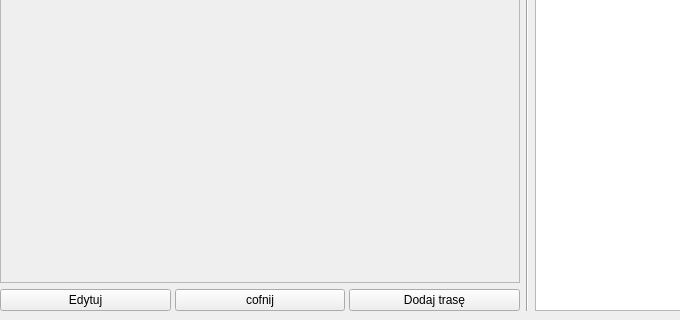
Before: the Qt Designer form skalka.ui in SzaryKarton/Kamyczki-, drawn with Qt 5; both pictures show x 0 to 680 and y 480 to 800 of the 800 by 800 pixel window.
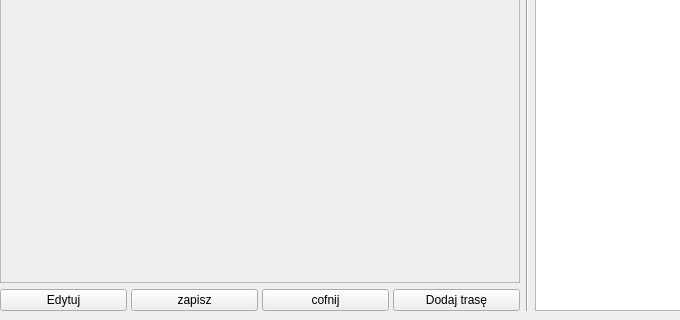
After: the same form once the commit is applied.

The edit to the form file:
```diff
--- a/skalka.ui
+++ b/skalka.ui
@@ -46,7 +46,7 @@
        </widget>
       </item>
       <item>
-       <layout class="QHBoxLayout" name="horizontalLayout_3" stretch="0,0,0">
+       <layout class="QHBoxLayout" name="horizontalLayout_3" stretch="0,0,0,0">
         <property name="spacing">
          <number>4</number>
         </property>
@@ -60,6 +60,13 @@
           </property>
          </widget>
         </item>
+        <item>
+         <widget class="QPushButton" name="zapisz">
+          <property name="text">
+           <string>zapisz</string>
+          </property>
+         </widget>
+        </item>
         <item>
          <widget class="QPushButton" name="cofnij">
           <property name="text">
```
